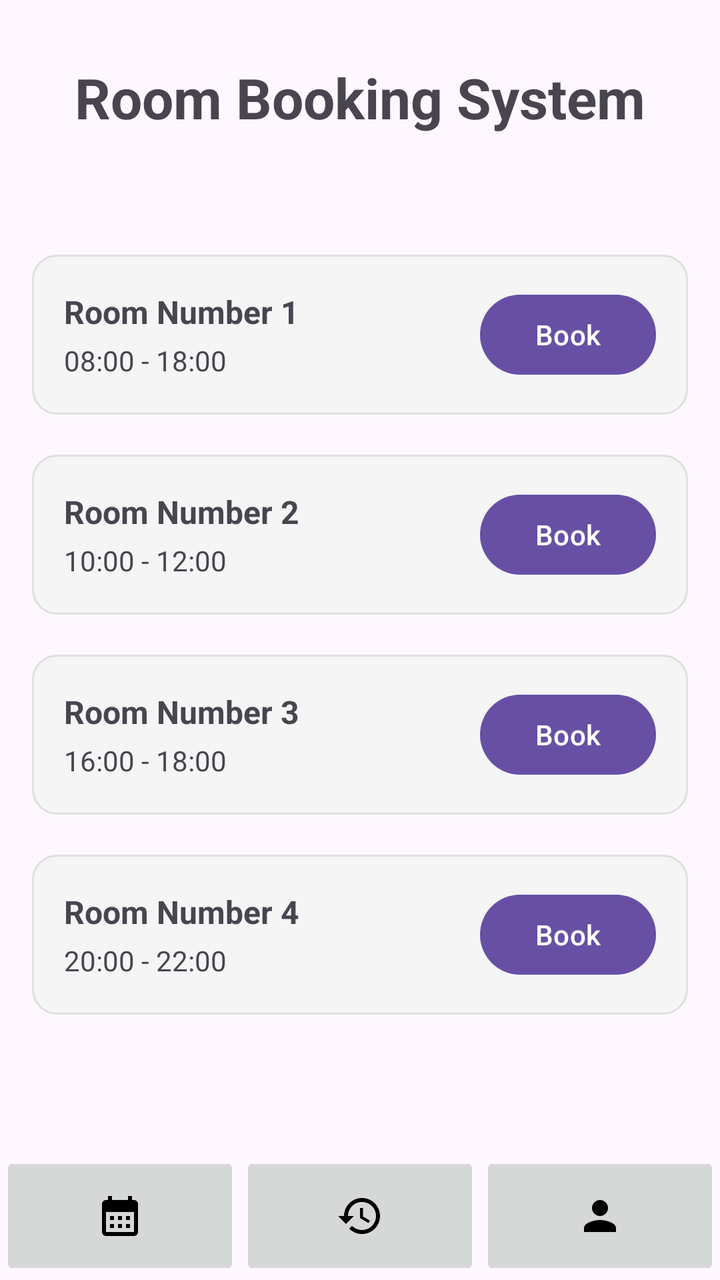
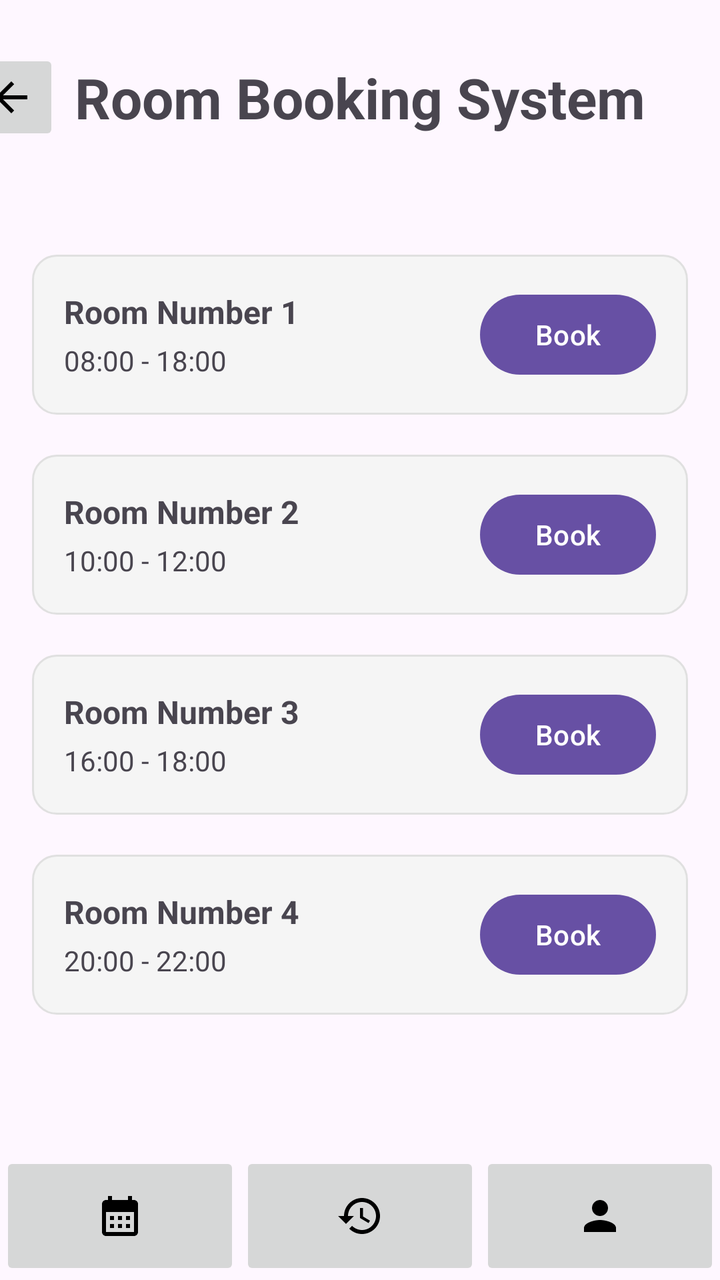

An Android layout rendered at two revisions. The XML below is the earlier revision; the diff shows what the commit changed to produce the second picture.
<!-- AndroidManifest.xml: application theme Theme.COMP2000bookingRoomApp -->
<!-- res/layout/activity_slotspage.xml -->
<?xml version="1.0" encoding="utf-8"?>
<androidx.constraintlayout.widget.ConstraintLayout xmlns:android="http://schemas.android.com/apk/res/android"
    xmlns:app="http://schemas.android.com/apk/res-auto"
    xmlns:tools="http://schemas.android.com/tools"
    android:id="@+id/main"
    android:layout_width="match_parent"
    android:layout_height="match_parent"
    tools:context=".activity_slotspage">

    <TextView
        android:id="@+id/title"
        android:layout_width="wrap_content"
        android:layout_height="wrap_content"
        android:text="Room Booking System"
        android:textSize="28sp"
        android:textStyle="bold"
        android:layout_marginTop="30dp"
        app:layout_constraintTop_toTopOf="parent"
        app:layout_constraintStart_toStartOf="parent"
        app:layout_constraintEnd_toEndOf="parent" />

    <LinearLayout
        android:id="@+id/availableRoom1"
        android:layout_width="match_parent"
        android:layout_height="wrap_content"
        android:orientation="horizontal"
        android:layout_marginTop="60dp"
        android:layout_marginStart="16dp"
        android:layout_marginEnd="16dp"
        android:padding="16dp"
        android:gravity="center_vertical"
        android:background="@drawable/rectanglecontainer"
        app:layout_constraintTop_toBottomOf="@+id/title"
        app:layout_constraintStart_toStartOf="parent"
        app:layout_constraintEnd_toEndOf="parent" >

        <LinearLayout
            android:layout_width="0dp"
            android:layout_height="wrap_content"
            android:layout_weight="1"
            android:orientation="vertical">

            <TextView
                android:id="@+id/roomNumber"
                android:layout_width="wrap_content"
                android:layout_height="wrap_content"
                android:text="Room Number 1"
                android:textSize="16sp"
                android:textStyle="bold" />

            <TextView
                android:id="@+id/availability1"
                android:layout_width="wrap_content"
                android:layout_height="wrap_content"
                android:text="08:00 - 18:00"
                android:textSize="14sp"
                android:layout_marginTop="4dp" />
        </LinearLayout>

        <Button
            android:id="@+id/bookRoomButton1"
            android:layout_width="wrap_content"
            android:layout_height="wrap_content"
            android:layout_marginStart="16dp"
            android:text="Book"
            android:minHeight="48dp" />
    </LinearLayout>

    <LinearLayout
        android:id="@+id/availableRoom2"
        android:layout_width="match_parent"
        android:layout_height="wrap_content"
        android:orientation="horizontal"
        android:layout_marginTop="20dp"
        android:layout_marginStart="16dp"
        android:layout_marginEnd="16dp"
        android:padding="16dp"
        android:gravity="center_vertical"
        android:background="@drawable/rectanglecontainer"
        app:layout_constraintTop_toBottomOf="@+id/availableRoom1"
        app:layout_constraintStart_toStartOf="parent"
        app:layout_constraintEnd_toEndOf="parent" >

        <LinearLayout
            android:layout_width="0dp"
            android:layout_height="wrap_content"
            android:layout_weight="1"
            android:orientation="vertical">

            <TextView
                android:id="@+id/roomNumber2"
                android:layout_width="wrap_content"
                android:layout_height="wrap_content"
                android:text="Room Number 2"
                android:textSize="16sp"
                android:textStyle="bold" />

            <TextView
                android:id="@+id/availability2"
                android:layout_width="wrap_content"
                android:layout_height="wrap_content"
                android:text="10:00 - 12:00"
                android:textSize="14sp"
                android:layout_marginTop="4dp" />
        </LinearLayout>

        <Button
            android:id="@+id/bookRoomButton2"
            android:layout_width="wrap_content"
            android:layout_height="wrap_content"
            android:layout_marginStart="16dp"
            android:text="Book"
            android:minHeight="48dp" />
    </LinearLayout>

    <LinearLayout
        android:id="@+id/availableRoom3"
        android:layout_width="match_parent"
        android:layout_height="wrap_content"
        android:orientation="horizontal"
        android:layout_marginTop="20dp"
        android:layout_marginStart="16dp"
        android:layout_marginEnd="16dp"
        android:padding="16dp"
        android:gravity="center_vertical"
        android:background="@drawable/rectanglecontainer"
        app:layout_constraintTop_toBottomOf="@+id/availableRoom2"
        app:layout_constraintStart_toStartOf="parent"
        app:layout_constraintEnd_toEndOf="parent" >

        <LinearLayout
            android:layout_width="0dp"
            android:layout_height="wrap_content"
            android:layout_weight="1"
            android:orientation="vertical">

            <TextView
                android:id="@+id/roomNumber3"
                android:layout_width="wrap_content"
                android:layout_height="wrap_content"
                android:text="Room Number 3"
                android:textSize="16sp"
                android:textStyle="bold" />

            <TextView
                android:id="@+id/availability3"
                android:layout_width="wrap_content"
                android:layout_height="wrap_content"
                android:text="16:00 - 18:00"
                android:textSize="14sp"
                android:layout_marginTop="4dp" />
        </LinearLayout>

        <Button
            android:id="@+id/bookRoomButton3"
            android:layout_width="wrap_content"
            android:layout_height="wrap_content"
            android:layout_marginStart="16dp"
            android:text="Book"
            android:minHeight="48dp" />
    </LinearLayout>

    <LinearLayout
        android:id="@+id/availableRoom4"
        android:layout_width="match_parent"
        android:layout_height="wrap_content"
        android:orientation="horizontal"
        android:layout_marginTop="20dp"
        android:layout_marginStart="16dp"
        android:layout_marginEnd="16dp"
        android:padding="16dp"
        android:gravity="center_vertical"
        android:background="@drawable/rectanglecontainer"
        app:layout_constraintTop_toBottomOf="@+id/availableRoom3"
        app:layout_constraintStart_toStartOf="parent"
        app:layout_constraintEnd_toEndOf="parent" >

        <LinearLayout
            android:layout_width="0dp"
            android:layout_height="wrap_content"
            android:layout_weight="1"
            android:orientation="vertical">

            <TextView
                android:id="@+id/roomNumber4"
                android:layout_width="wrap_content"
                android:layout_height="wrap_content"
                android:text="Room Number 4"
                android:textSize="16sp"
                android:textStyle="bold" />

            <TextView
                android:id="@+id/availability4"
                android:layout_width="wrap_content"
                android:layout_height="wrap_content"
                android:text="20:00 - 22:00"
                android:textSize="14sp"
                android:layout_marginTop="4dp" />
        </LinearLayout>

        <Button
            android:id="@+id/bookRoomButton4"
            android:layout_width="wrap_content"
            android:layout_height="wrap_content"
            android:layout_marginStart="16dp"
            android:text="Book"
            android:minHeight="48dp" />
    </LinearLayout>

    <LinearLayout
        android:id="@+id/hotbar"
        android:layout_width="match_parent"
        android:layout_height="64dp"
        android:orientation="horizontal"
        android:elevation="8dp"
        app:layout_constraintBottom_toBottomOf="parent"
        app:layout_constraintStart_toStartOf="parent"
        app:layout_constraintEnd_toEndOf="parent">

        <ImageButton
            android:id="@+id/calendarNavButton"
            android:layout_width="0dp"
            android:layout_height="match_parent"
            android:layout_weight="1"
            android:src="@drawable/calendaricon"
            android:contentDescription="calendar screen button" />

        <ImageButton
            android:id="@+id/historyNavButton"
            android:layout_width="0dp"
            android:layout_height="match_parent"
            android:layout_weight="1"
            android:src="@drawable/historyicon"
            android:contentDescription="history screen button" />

        <ImageButton
            android:id="@+id/profileNavButton"
            android:layout_width="0dp"
            android:layout_height="match_parent"
            android:layout_weight="1"
            android:src="@drawable/profileicon"
            android:contentDescription="profile screen button" />

    </LinearLayout>

</androidx.constraintlayout.widget.ConstraintLayout>
<!-- resources referenced by this layout -->
<resources>
  <!-- drawable calendaricon (drawable) -->
  <vector xmlns:android="http://schemas.android.com/apk/res/android" android:height="24dp" android:tint="#000000" android:viewportHeight="24" android:viewportWidth="24" android:width="24dp">
        
      <path android:fillColor="@android:color/white" android:pathData="M19,4h-1V2h-2v2H8V2H6v2H5C3.89,4 3.01,4.9 3.01,6L3,20c0,1.1 0.89,2 2,2h14c1.1,0 2,-0.9 2,-2V6C21,4.9 20.1,4 19,4zM19,20H5V10h14V20zM9,14H7v-2h2V14zM13,14h-2v-2h2V14zM17,14h-2v-2h2V14zM9,18H7v-2h2V18zM13,18h-2v-2h2V18zM17,18h-2v-2h2V18z"/>
      
  </vector>
  <!-- drawable historyicon (drawable) -->
  <vector xmlns:android="http://schemas.android.com/apk/res/android" android:height="24dp" android:tint="#000000" android:viewportHeight="24" android:viewportWidth="24" android:width="24dp">
        
      <path android:fillColor="@android:color/white" android:pathData="M13,3c-4.97,0 -9,4.03 -9,9L1,12l3.89,3.89 0.07,0.14L9,12L6,12c0,-3.87 3.13,-7 7,-7s7,3.13 7,7 -3.13,7 -7,7c-1.93,0 -3.68,-0.79 -4.94,-2.06l-1.42,1.42C8.27,19.99 10.51,21 13,21c4.97,0 9,-4.03 9,-9s-4.03,-9 -9,-9zM12,8v5l4.28,2.54 0.72,-1.21 -3.5,-2.08L13.5,8L12,8z"/>
      
  </vector>
  <!-- drawable profileicon (drawable) -->
  <vector xmlns:android="http://schemas.android.com/apk/res/android" android:height="24dp" android:tint="#000000" android:viewportHeight="24" android:viewportWidth="24" android:width="24dp">
        
      <path android:fillColor="@android:color/white" android:pathData="M12,12c2.21,0 4,-1.79 4,-4s-1.79,-4 -4,-4 -4,1.79 -4,4 1.79,4 4,4zM12,14c-2.67,0 -8,1.34 -8,4v2h16v-2c0,-2.66 -5.33,-4 -8,-4z"/>
      
  </vector>
  <!-- drawable rectanglecontainer (drawable) -->
  <?xml version="1.0" encoding="utf-8"?>
  <shape xmlns:android="http://schemas.android.com/apk/res/android"
      android:shape="rectangle">
  
      <solid android:color="#F5F5F5" />
  
      <stroke android:width="1dp"
          android:color="#E0E0E0" />
  
      <corners android:radius="12dp" />
  
  </shape>
  <style name="Theme.COMP2000bookingRoomApp" parent="Base.Theme.COMP2000bookingRoomApp" />
  <style name="Base.Theme.COMP2000bookingRoomApp" parent="Theme.Material3.DayNight.NoActionBar">
          
          
      </style>
</resources>

<!-- the commit's change to res/layout/activity_slotspage.xml (unified diff, before → after) -->
@@ -19,6 +19,16 @@
         app:layout_constraintStart_toStartOf="parent"
         app:layout_constraintEnd_toEndOf="parent" />
 
+    <ImageButton
+        android:id="@+id/backButton"
+        android:layout_width="48dp"
+        android:layout_height="48dp"
+        android:layout_marginEnd="8dp"
+        android:src="@drawable/backicon"
+        app:layout_constraintBottom_toBottomOf="@+id/title"
+        app:layout_constraintEnd_toStartOf="@+id/title"
+        app:layout_constraintTop_toTopOf="@+id/title" />
+
     <LinearLayout
         android:id="@+id/availableRoom1"
         android:layout_width="match_parent"
<!-- resource entries referenced after the edit -->
@@ -1,5 +1,11 @@
 <!-- resources referenced by this layout -->
 <resources>
+  <!-- drawable backicon (drawable) -->
+  <vector xmlns:android="http://schemas.android.com/apk/res/android" android:autoMirrored="true" android:height="24dp" android:tint="#000000" android:viewportHeight="24" android:viewportWidth="24" android:width="24dp">
+        
+      <path android:fillColor="@android:color/white" android:pathData="M20,11H7.83l5.59,-5.59L12,4l-8,8 8,8 1.41,-1.41L7.83,13H20v-2z"/>
+      
+  </vector>
   <!-- drawable calendaricon (drawable) -->
   <vector xmlns:android="http://schemas.android.com/apk/res/android" android:height="24dp" android:tint="#000000" android:viewportHeight="24" android:viewportWidth="24" android:width="24dp">
         
